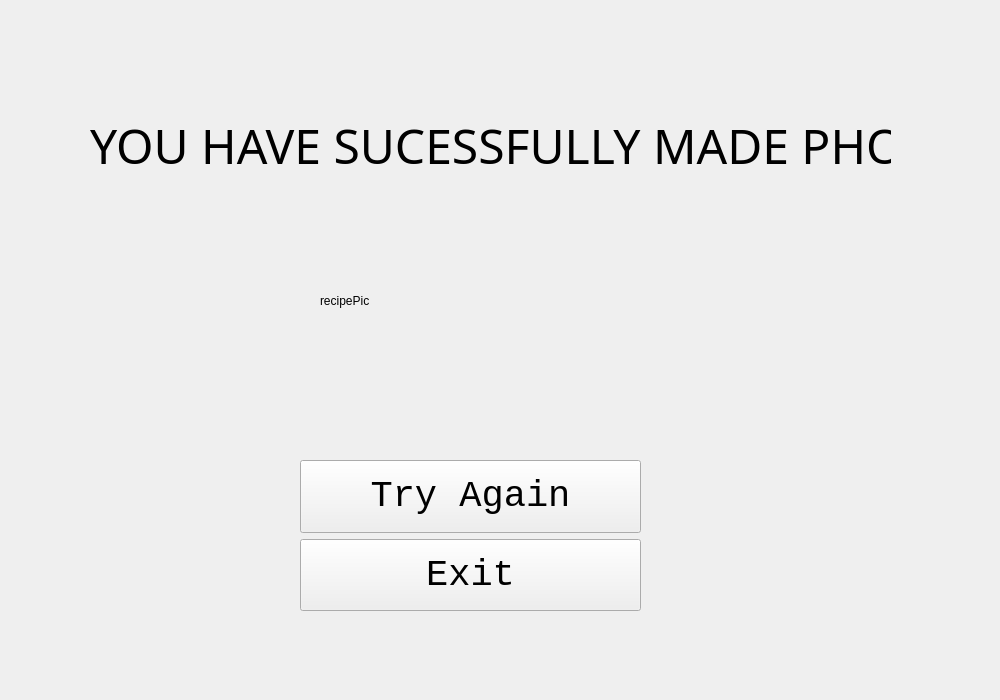
Qt form s4Complete.ui (ReneeTong/a8-edu-app) before a commit.
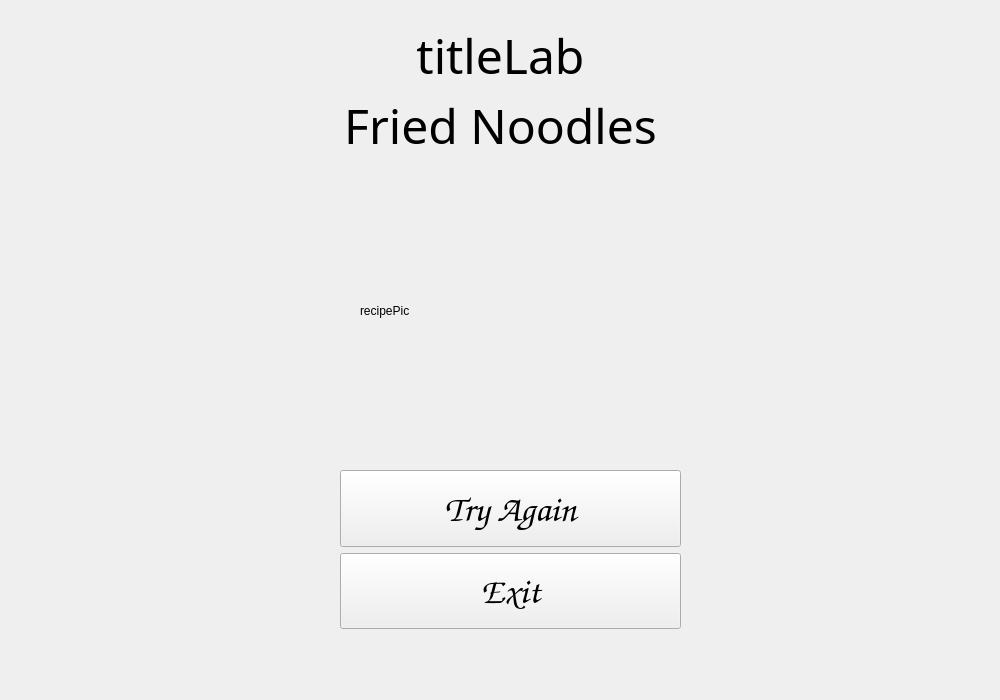
The same form after that commit.

```diff
--- a/s4Complete.ui
+++ b/s4Complete.ui
@@ -16,10 +16,10 @@
   <widget class="QWidget" name="verticalLayoutWidget">
    <property name="geometry">
     <rect>
-     <x>300</x>
-     <y>460</y>
+     <x>340</x>
+     <y>470</y>
      <width>341</width>
-     <height>151</height>
+     <height>159</height>
     </rect>
    </property>
    <layout class="QVBoxLayout" name="btnLayout">
@@ -36,9 +36,9 @@
       </property>
       <property name="font">
        <font>
-        <family>Courier New</family>
+        <family>Comic Sans MS</family>
         <pointsize>28</pointsize>
-        <bold>false</bold>
+        <bold>true</bold>
        </font>
       </property>
       <property name="text">
@@ -56,8 +56,9 @@
       </property>
       <property name="font">
        <font>
-        <family>Courier New</family>
+        <family>Comic Sans MS</family>
         <pointsize>28</pointsize>
+        <bold>true</bold>
        </font>
       </property>
       <property name="text">
@@ -70,8 +71,8 @@
   <widget class="QLabel" name="recipePic">
    <property name="geometry">
     <rect>
-     <x>320</x>
-     <y>200</y>
+     <x>360</x>
+     <y>210</y>
      <width>281</width>
      <height>201</height>
     </rect>
@@ -83,8 +84,8 @@
   <widget class="QLabel" name="titleLab">
    <property name="geometry">
     <rect>
-     <x>90</x>
-     <y>110</y>
+     <x>100</x>
+     <y>20</y>
      <width>801</width>
      <height>71</height>
     </rect>
@@ -96,7 +97,32 @@
     </font>
    </property>
    <property name="text">
-    <string>YOU HAVE SUCESSFULLY MADE PHO</string>
+    <string>titleLab</string>
+   </property>
+   <property name="alignment">
+    <set>Qt::AlignCenter</set>
+   </property>
+  </widget>
+  <widget class="QLabel" name="nameLab">
+   <property name="geometry">
+    <rect>
+     <x>100</x>
+     <y>90</y>
+     <width>801</width>
+     <height>71</height>
+    </rect>
+   </property>
+   <property name="font">
+    <font>
+     <family>Segoe Print</family>
+     <pointsize>36</pointsize>
+    </font>
+   </property>
+   <property name="text">
+    <string>Fried Noodles</string>
+   </property>
+   <property name="alignment">
+    <set>Qt::AlignCenter</set>
    </property>
   </widget>
  </widget>
```
